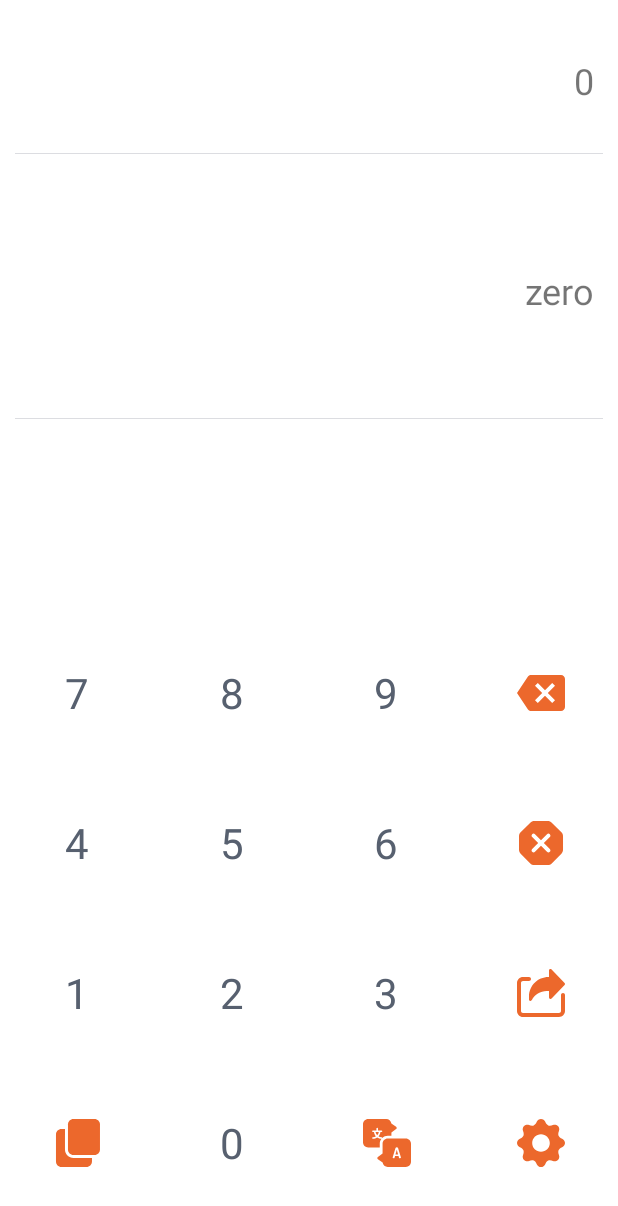
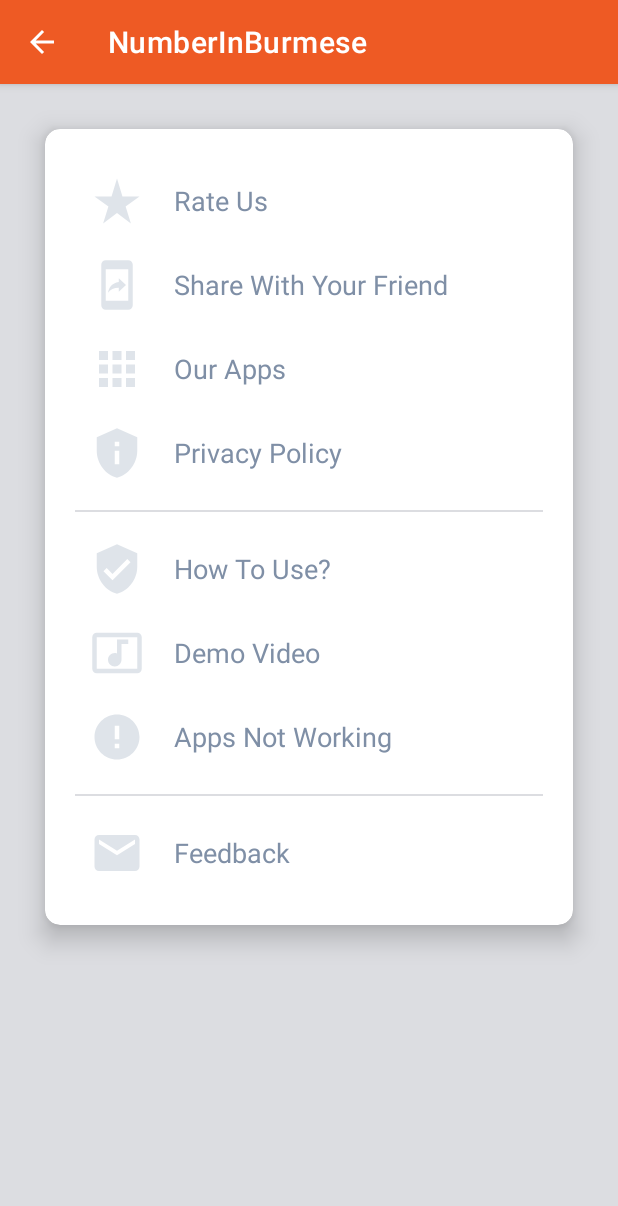
Before and after one commit to Kha3Leng/Number-in-Word, an Android app: the screen it shows after launch (MainActivity before the commit, SettingActivity after it), after a tap on an icon or button, on a phone screen of 412 x 824 dp. Shown: the top 1206 px of the screen. Run offline under Robolectric (Android 15) with nearby library versions, the phone set to English and light mode, and no system bars; libraries missing offline, so code that uses them is left out: com.tapadoo.alerter, es.dmoral.toasty.

Commit message:
Setting Activity

```diff
--- /dev/null
+++ b/app/src/main/java/com/kheileang/numberinburmese/Activity/SettingActivity.java
@@ -0,0 +1,113 @@
+package com.kheileang.numberinburmese.Activity;
+
+import androidx.appcompat.app.AlertDialog;
+import androidx.appcompat.app.AppCompatActivity;
+
+import android.content.Intent;
+import android.net.Uri;
+import android.os.Bundle;
+import android.view.View;
+import android.widget.TextView;
+
+import com.kheileang.numberinburmese.R;
+
+import es.dmoral.toasty.Toasty;
+
+public class SettingActivity extends AppCompatActivity {
+
+    private TextView mRate, mShare, mApps, mPolicy, mHowTo, mDemo, mNotWorking, mFeedback;
+
+    @Override
+    protected void onCreate(Bundle savedInstanceState) {
+        super.onCreate(savedInstanceState);
+        setContentView(R.layout.activity_setting);
+    }
+
+    public void onClick(View view) {
+        int id = view.getId();
+
+        switch (id){
+            case R.id.rate_setting:
+                rateMyApp();
+                break;
+            case R.id.share_setting:
+                shareMyApp();
+                break;
+            case R.id.other_app_setting:
+                viewOtherApps();
+                break;
+            case R.id.policy_setting:
+                showPolicy();
+                break;
+            case R.id.howto_setting:
+                showHowTo();
+                break;
+            case R.id.demo_setting:
+                showDemo();
+                break;
+            case R.id.notworking_setting:
+                reportDev("App Not Working", "App Not Working");
+                break;
+            case R.id.feedback_setting:
+                reportDev("Feedback", "Your app can be improved..");
+                break;
+        }
+    }
+
+    private void reportDev(String subject, String body) {
+        Intent intent = new Intent(Intent.ACTION_SENDTO);
+        intent.setData(Uri.parse("mailto:"+"lover.music.sick@gmail.com"));
+        intent.putExtra(Intent.EXTRA_SUBJECT, subject);
+        intent.putExtra(Intent.EXTRA_TEXT, body);
+
+        startActivity(Intent.createChooser(intent, "Send Email"));
+    }
+
+
+    private void showDemo() {
+        Toasty.info(this, "Demo Video Unavailable", Toasty.LENGTH_SHORT).show();
+    }
+
+
+    private void showHowTo() {
+        AlertDialog.Builder howTo = new AlertDialog.Builder(this);
+        howTo.setTitle("How To Use");
+        howTo.setMessage(R.string.howto);
+        howTo.setCancelable(true);
+        howTo.setPositiveButton("OK", null);
+        howTo.show();
+
+    }
+
+    private void showPolicy() {
+        final String privacyUrl = "https://sites.google.com/view/alpa-privacy-policy";
+
+        startActivity(new Intent(Intent.ACTION_VIEW, Uri.parse(privacyUrl)));
+    }
+
+    private void viewOtherApps() {
+        final String comName = "King";
+
+        startActivity(new Intent(Intent.ACTION_VIEW, Uri.parse("https://play.google.com/store/apps/details?pub="+comName)));
+    }
+
+    private void shareMyApp() {
+        final String appPackageName = "https://play.google.com/store/apps/details?id=com.king.candycrushsaga";
+
+        Intent intent = new Intent(Intent.ACTION_SEND);
+        intent.setType("text/plain");
+        intent.putExtra(Intent.EXTRA_SUBJECT, "MY APP");
+        intent.putExtra(Intent.EXTRA_TEXT, appPackageName);
+        startActivity(Intent.createChooser(intent, "Share Via"));
+    }
+
+    private void rateMyApp() {
+        final String appPackageName = "com.king.candycrushsaga";
+        try{
+            startActivity(new Intent(Intent.ACTION_VIEW, Uri.parse("https://play.google.com/store/apps/details?id="+appPackageName)));
+        }catch (android.content.ActivityNotFoundException e){
+            startActivity(new Intent(Intent.ACTION_VIEW, Uri.parse("market://detail?id="+appPackageName)));
+        }
+    }
+
+}
--- a/app/src/main/java/com/kheileang/numberinburmese/MainActivity.java
+++ b/app/src/main/java/com/kheileang/numberinburmese/MainActivity.java
@@ -12,6 +12,7 @@ import android.view.View;
 import android.widget.ImageView;
 import android.widget.TextView;
 
+import com.kheileang.numberinburmese.Activity.SettingActivity;
 import com.kheileang.numberinburmese.SimpleClass.NumberConverterEng;
 import com.kheileang.numberinburmese.SimpleClass.NumberConverterMm;
 import com.tapadoo.alerter.Alerter;
@@ -148,8 +149,17 @@ public class MainActivity extends AppCompatActivity implements View.OnClickListe
                 Log.i(TAG, "onClick: SHARE");
                 shareContent();
                 break;
+            case R.id.setting:
+                Log.i(TAG, "onClick: SETTING");
+                goToSetting();
+                break;
         }
 
+    }
+
+    private void goToSetting() {
+        startActivity(new Intent(this, SettingActivity.class));
+        overridePendingTransition(android.R.anim.slide_in_left, android.R.anim.fade_out);
     }
 
     private void shareContent() {
--- /dev/null
+++ b/app/src/main/res/drawable/ic_baseline_apps_36.xml
@@ -0,0 +1,5 @@
+<vector android:height="36dp" android:tint="#FFFFFF"
+    android:viewportHeight="24" android:viewportWidth="24"
+    android:width="36dp" xmlns:android="http://schemas.android.com/apk/res/android">
+    <path android:fillColor="@android:color/white" android:pathData="M4,8h4L8,4L4,4v4zM10,20h4v-4h-4v4zM4,20h4v-4L4,16v4zM4,14h4v-4L4,10v4zM10,14h4v-4h-4v4zM16,4v4h4L20,4h-4zM10,8h4L14,4h-4v4zM16,14h4v-4h-4v4zM16,20h4v-4h-4v4z"/>
+</vector>
--- /dev/null
+++ b/app/src/main/res/drawable/ic_baseline_email_36.xml
@@ -0,0 +1,5 @@
+<vector android:height="36dp" android:tint="#FFFFFF"
+    android:viewportHeight="24" android:viewportWidth="24"
+    android:width="36dp" xmlns:android="http://schemas.android.com/apk/res/android">
+    <path android:fillColor="@android:color/white" android:pathData="M20,4L4,4c-1.1,0 -1.99,0.9 -1.99,2L2,18c0,1.1 0.9,2 2,2h16c1.1,0 2,-0.9 2,-2L22,6c0,-1.1 -0.9,-2 -2,-2zM20,8l-8,5 -8,-5L4,6l8,5 8,-5v2z"/>
+</vector>
--- /dev/null
+++ b/app/src/main/res/drawable/ic_baseline_error_36.xml
@@ -0,0 +1,5 @@
+<vector android:height="36dp" android:tint="#FFFFFF"
+    android:viewportHeight="24" android:viewportWidth="24"
+    android:width="36dp" xmlns:android="http://schemas.android.com/apk/res/android">
+    <path android:fillColor="@android:color/white" android:pathData="M12,2C6.48,2 2,6.48 2,12s4.48,10 10,10 10,-4.48 10,-10S17.52,2 12,2zM13,17h-2v-2h2v2zM13,13h-2L11,7h2v6z"/>
+</vector>
--- /dev/null
+++ b/app/src/main/res/drawable/ic_baseline_mobile_screen_share_36.xml
@@ -0,0 +1,5 @@
+<vector android:height="36dp" android:tint="#FFFFFF"
+    android:viewportHeight="24" android:viewportWidth="24"
+    android:width="36dp" xmlns:android="http://schemas.android.com/apk/res/android">
+    <path android:fillColor="@android:color/white" android:pathData="M17,1.01L7,1c-1.1,0 -1.99,0.9 -1.99,2v18c0,1.1 0.89,2 1.99,2h10c1.1,0 2,-0.9 2,-2L19,3c0,-1.1 -0.9,-1.99 -2,-1.99zM17,19L7,19L7,5h10v14zM12.8,13.22v1.75l3.2,-2.99L12.8,9v1.7c-3.11,0.43 -4.35,2.56 -4.8,4.7 1.11,-1.5 2.58,-2.18 4.8,-2.18z"/>
+</vector>
--- /dev/null
+++ b/app/src/main/res/drawable/ic_baseline_music_video_36.xml
@@ -0,0 +1,5 @@
+<vector android:height="36dp" android:tint="#FFFFFF"
+    android:viewportHeight="24" android:viewportWidth="24"
+    android:width="36dp" xmlns:android="http://schemas.android.com/apk/res/android">
+    <path android:fillColor="@android:color/white" android:pathData="M21,3L3,3c-1.1,0 -2,0.9 -2,2v14c0,1.1 0.9,2 2,2h18c1.1,0 2,-0.9 2,-2L23,5c0,-1.1 -0.9,-2 -2,-2zM21,19L3,19L3,5h18v14zM8,15c0,-1.66 1.34,-3 3,-3 0.35,0 0.69,0.07 1,0.18L12,6h5v2h-3v7.03c-0.02,1.64 -1.35,2.97 -3,2.97 -1.66,0 -3,-1.34 -3,-3z"/>
+</vector>
--- /dev/null
+++ b/app/src/main/res/drawable/ic_baseline_privacy_tip_36.xml
@@ -0,0 +1,5 @@
+<vector android:height="36dp" android:tint="#FFFFFF"
+    android:viewportHeight="24" android:viewportWidth="24"
+    android:width="36dp" xmlns:android="http://schemas.android.com/apk/res/android">
+    <path android:fillColor="@android:color/white" android:pathData="M12,1L3,5v6c0,5.55 3.84,10.74 9,12c5.16,-1.26 9,-6.45 9,-12V5L12,1L12,1zM11,7h2v2h-2V7zM11,11h2v6h-2V11z"/>
+</vector>
--- /dev/null
+++ b/app/src/main/res/drawable/ic_baseline_star_rate_24.xml
@@ -0,0 +1,5 @@
+<vector android:height="36dp" android:tint="#FFFFFF"
+    android:viewportHeight="24" android:viewportWidth="24"
+    android:width="36dp" xmlns:android="http://schemas.android.com/apk/res/android">
+    <path android:fillColor="@android:color/white" android:pathData="M14.43,10l-2.43,-8l-2.43,8l-7.57,0l6.18,4.41l-2.35,7.59l6.17,-4.69l6.18,4.69l-2.35,-7.59l6.17,-4.41z"/>
+</vector>
--- /dev/null
+++ b/app/src/main/res/drawable/ic_baseline_verified_user_36.xml
@@ -0,0 +1,5 @@
+<vector android:height="36dp" android:tint="#FFFFFF"
+    android:viewportHeight="24" android:viewportWidth="24"
+    android:width="36dp" xmlns:android="http://schemas.android.com/apk/res/android">
+    <path android:fillColor="@android:color/white" android:pathData="M12,1L3,5v6c0,5.55 3.84,10.74 9,12 5.16,-1.26 9,-6.45 9,-12L21,5l-9,-4zM10,17l-4,-4 1.41,-1.41L10,14.17l6.59,-6.59L18,9l-8,8z"/>
+</vector>
--- /dev/null
+++ b/app/src/main/res/layout/activity_setting.xml
@@ -0,0 +1,162 @@
+<?xml version="1.0" encoding="utf-8"?>
+<androidx.constraintlayout.widget.ConstraintLayout xmlns:android="http://schemas.android.com/apk/res/android"
+    xmlns:app="http://schemas.android.com/apk/res-auto"
+    xmlns:tools="http://schemas.android.com/tools"
+    android:layout_width="match_parent"
+    android:layout_height="match_parent"
+    android:background="@color/lynx"
+    tools:context=".Activity.SettingActivity">
+
+    <com.google.android.material.card.MaterialCardView
+        android:layout_width="match_parent"
+        android:layout_height="wrap_content"
+        app:layout_constraintTop_toTopOf="parent"
+        app:layout_constraintLeft_toLeftOf="parent"
+        android:layout_margin="30dp"
+        app:cardElevation="10dp"
+        app:cardCornerRadius="10dp"
+        app:layout_constraintDimensionRatio="h,6:12">
+
+        <LinearLayout
+            android:layout_width="match_parent"
+            android:layout_height="match_parent"
+            android:orientation="vertical"
+            android:padding="20dp">
+
+            <TextView
+                android:id="@+id/rate_setting"
+                android:layout_width="match_parent"
+                android:layout_height="wrap_content"
+                android:layout_gravity="center"
+                android:layout_margin="10dp"
+                android:textAppearance="@style/SettingTextStyle"
+                android:drawableStart="@drawable/ic_baseline_star_rate_24"
+                android:drawableLeft="@drawable/ic_baseline_star_rate_24"
+                android:drawablePadding="20dp"
+                android:drawableTint="@color/background"
+                android:gravity="center_vertical"
+                android:onClick="onClick"
+                android:text="Rate Us" />
+
+            <TextView
+                android:id="@+id/share_setting"
+                android:layout_width="match_parent"
+                android:layout_height="wrap_content"
+                android:layout_gravity="center"
+                android:layout_margin="10dp"
+                android:textAppearance="@style/SettingTextStyle"
+                android:drawableStart="@drawable/ic_baseline_mobile_screen_share_36"
+                android:drawableLeft="@drawable/ic_baseline_star_rate_24"
+                android:drawablePadding="20dp"
+                android:drawableTint="@color/background"
+                android:gravity="center_vertical"
+                android:onClick="onClick"
+                android:text="Share With Your Friend" />
+
+            <TextView
+                android:id="@+id/other_app_setting"
+                android:layout_width="match_parent"
+                android:layout_height="wrap_content"
+                android:layout_gravity="center"
+                android:layout_margin="10dp"
+                android:textAppearance="@style/SettingTextStyle"
+                android:drawableStart="@drawable/ic_baseline_apps_36"
+                android:drawableLeft="@drawable/ic_baseline_apps_36"
+                android:drawablePadding="20dp"
+                android:drawableTint="@color/background"
+                android:gravity="center_vertical"
+                android:onClick="onClick"
+                android:text="Our Apps" />
+
+            <TextView
+                android:id="@+id/policy_setting"
+                android:layout_width="match_parent"
+                android:layout_height="wrap_content"
+                android:layout_gravity="center"
+                android:layout_margin="10dp"
+                android:textAppearance="@style/SettingTextStyle"
+                android:drawableStart="@drawable/ic_baseline_privacy_tip_36"
+                android:drawableLeft="@drawable/ic_baseline_privacy_tip_36"
+                android:drawablePadding="20dp"
+                android:drawableTint="@color/background"
+                android:gravity="center_vertical"
+                android:onClick="onClick"
+                android:text="Privacy Policy" />
+
+            <View
+                android:layout_width="match_parent"
+                android:layout_height="1dp"
+                android:layout_marginVertical="10dp"
+                android:background="@color/colorGray" />
+
+            <TextView
+                android:id="@+id/howto_setting"
+                android:layout_width="match_parent"
+                android:layout_height="wrap_content"
+                android:layout_gravity="center"
+                android:layout_margin="10dp"
+                android:textAppearance="@style/SettingTextStyle"
+                android:drawableStart="@drawable/ic_baseline_verified_user_36"
+                android:drawableLeft="@drawable/ic_baseline_verified_user_36"
+                android:drawablePadding="20dp"
+                android:drawableTint="@color/background"
+                android:gravity="center_vertical"
+                android:onClick="onClick"
+                android:text="How To Use?" />
+
+            <TextView
+                android:id="@+id/demo_setting"
+                android:layout_width="match_parent"
+                android:layout_height="wrap_content"
+                android:layout_gravity="center"
+                android:layout_margin="10dp"
+                android:textAppearance="@style/SettingTextStyle"
+                android:drawableStart="@drawable/ic_baseline_music_video_36"
+                android:drawableLeft="@drawable/ic_baseline_music_video_36"
+                android:drawablePadding="20dp"
+                android:drawableTint="@color/background"
+                android:gravity="center_vertical"
+                android:onClick="onClick"
+                android:text="Demo Video" />
+
+            <TextView
+                android:id="@+id/notworking_setting"
+                android:layout_width="match_parent"
+                android:layout_height="wrap_content"
+                android:layout_gravity="center"
+                android:layout_margin="10dp"
+                android:textAppearance="@style/SettingTextStyle"
+                android:drawableStart="@drawable/ic_baseline_error_36"
+                android:drawableLeft="@drawable/ic_baseline_error_36"
+                android:drawablePadding="20dp"
+                android:drawableTint="@color/background"
+                android:gravity="center_vertical"
+                android:onClick="onClick"
+                android:text="Apps Not Working" />
+
+            <View
+                android:layout_width="match_parent"
+                android:layout_height="1dp"
+                android:layout_marginVertical="10dp"
+                android:background="@color/colorGray" />
+
+            <TextView
+                android:id="@+id/feedback_setting"
+                android:layout_width="match_parent"
+                android:layout_height="wrap_content"
+                android:layout_gravity="center"
+                android:layout_margin="10dp"
+                android:textAppearance="@style/SettingTextStyle"
+                android:drawableStart="@drawable/ic_baseline_email_36"
+                android:drawableLeft="@drawable/ic_baseline_email_36"
+                android:drawablePadding="20dp"
+                android:drawableTint="@color/background"
+                android:gravity="center_vertical"
+                android:onClick="onClick"
+                android:text="Feedback" />
+
+        </LinearLayout>
+
+    </com.google.android.material.card.MaterialCardView>
+
+</androidx.constraintlayout.widget.ConstraintLayout>
--- a/app/src/main/res/values/colors.xml
+++ b/app/src/main/res/values/colors.xml
@@ -24,5 +24,8 @@
 
     // Light Color
     <color name="lynx">#dcdde1</color>
+    <color name="colorGray">#dcdde1</color>
+    <color name="status">#7f8fa6</color>
+    <color name="background">#dfe4ea</color>
     <color name="iblue">#3479F6</color>
 </resources>
--- a/app/src/main/res/values/strings.xml
+++ b/app/src/main/res/values/strings.xml
@@ -1,4 +1,11 @@
 <resources>
     <string name="app_name">NumberInBurmese</string>
     <string name="slogan">Number in Burmese</string>
+    <string name="howto">\nStep ① Type in the number that you want it in words.\n
+        Step ② Number in words is generated on your key clicks.\n
+        Step ③ Copy the number in words by clicking on COPY Text button.\n
+        Step ④ Paste it where you want.\n
+        <hr/>
+        Note : You can share the number in words text to social media. :)
+    </string>
 </resources>
--- a/app/src/main/res/values/themes.xml
+++ b/app/src/main/res/values/themes.xml
@@ -43,4 +43,11 @@
         <item name="android:gravity">center</item>
         <item name="android:textStyle">normal</item>
     </style>
+
+    <style name="SettingTextStyle" parent="Theme.MaterialComponents.DayNight">
+        <item name="android:textSize">18sp</item>
+        <item name="android:textColorPrimary">@color/status</item>
+        <item name="android:textColor">@color/status</item>
+        <item name="titleTextColor">@color/white</item>
+    </style>
 </resources>
```
Also changed, not shown: app/src/main/AndroidManifest.xml (+8 -5 lines).
